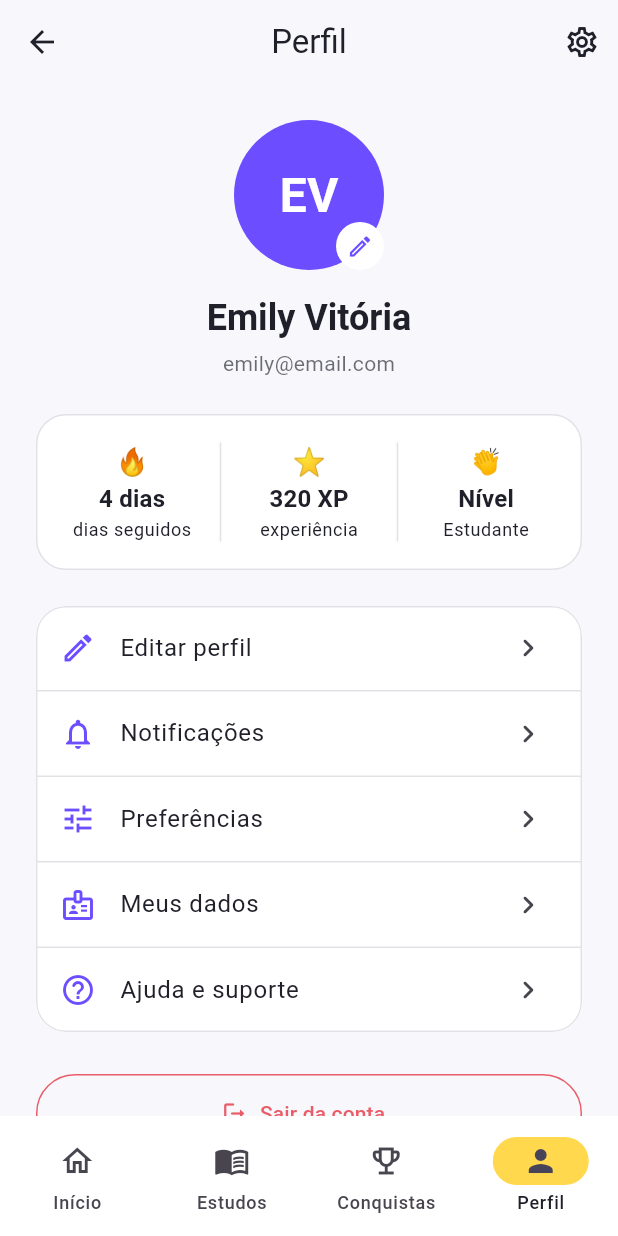
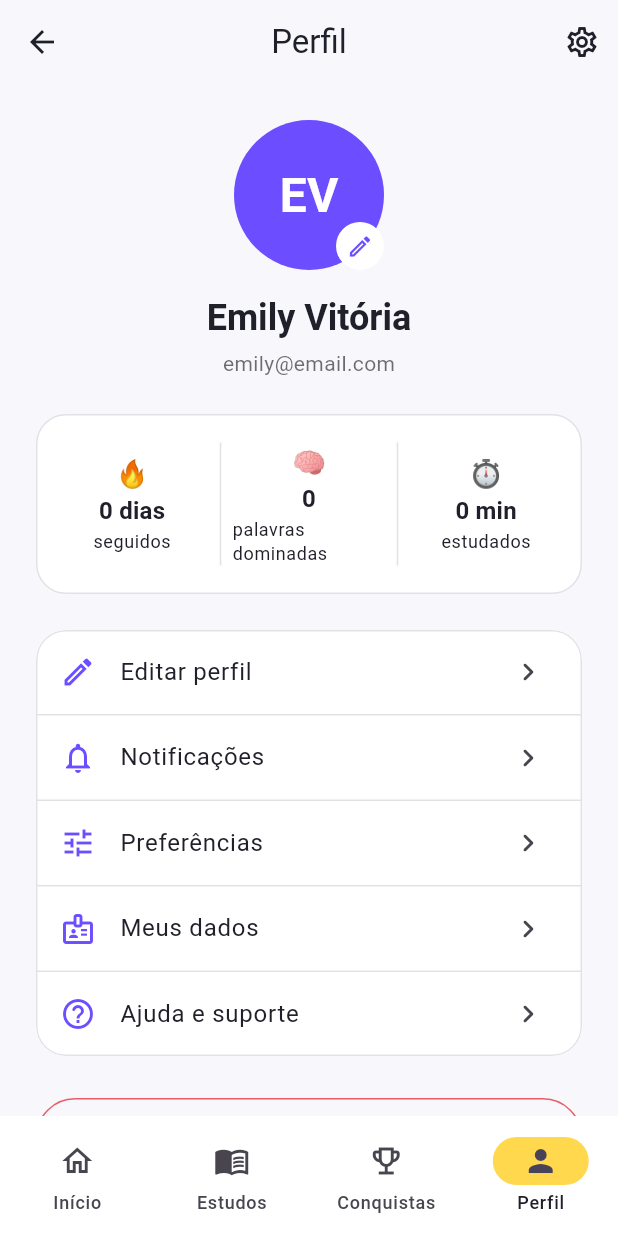
Before and after one commit to Projetos-Moveis-II-2026-2/grupo-03, a Flutter app: the HomeScreen screen opened directly, after a tap on the "person outline" icon, on a phone screen of 412 x 824 dp. Run offline on Flutter 3.47's test engine with Material 3 defaults, Android fonts, the phone set to English and light mode, and no system bars; our stand-ins replace shared_preferences; accounts and stored records are empty.

Commit message:
feat: conecta HomeScreen e Perfil as metricas reais de estudo

```diff
--- a/lib/controllers/progresso_controller.dart
+++ b/lib/controllers/progresso_controller.dart
@@ -1,4 +1,5 @@
-import 'package:flutter/foundation.dart';
+import 'package:flutter/widgets.dart';
+import 'package:provider/provider.dart';
 
 import '../models/progresso_estudo.dart';
 import '../repositories/progresso_repository.dart';
@@ -24,7 +25,22 @@ class ProgressoController extends ChangeNotifier {
   String? _usuarioId;
 
   ProgressoController(this._repository, {DateTime Function()? agora})
-      : _agora = agora ?? DateTime.now;
+    : _agora = agora ?? DateTime.now;
+
+  /// Instância vazia usada quando a tela é montada sem Provider (ex.: testes).
+  static final ProgressoController _semProvider = ProgressoController(
+    ProgressoRepositoryLocal(),
+  );
+
+  /// Obtém o controller do Provider, com fallback seguro (mesmo padrão
+  /// de `SessaoUsuario.of`).
+  static ProgressoController of(BuildContext context, {bool listen = false}) {
+    try {
+      return Provider.of<ProgressoController>(context, listen: listen);
+    } on ProviderNotFoundException {
+      return _semProvider;
+    }
+  }
 
   String? get usuarioId => _usuarioId;
 
@@ -97,14 +113,16 @@ class ProgressoController extends ChangeNotifier {
       ? 0
       : _progresso.acertosTotais / _progresso.respostasTotais * 100;
 
-  Map<String, int> get errosPorCard => Map.unmodifiable(_progresso.errosPorCard);
+  Map<String, int> get errosPorCard =>
+      Map.unmodifiable(_progresso.errosPorCard);
 
   int errosDoCard(String cardId) => _progresso.errosPorCard[cardId] ?? 0;
 
   List<String> get conquistas => List.unmodifiable(_progresso.conquistas);
 
   /// Cópia somente leitura do progresso (útil para serviços e testes).
-  ProgressoEstudo get progresso => ProgressoEstudo.fromJson(_progresso.toJson());
+  ProgressoEstudo get progresso =>
+      ProgressoEstudo.fromJson(_progresso.toJson());
 
   // ---------------------------------------------------------------------------
   // Registro de eventos
--- a/lib/repositories/flashcard_repository.dart
+++ b/lib/repositories/flashcard_repository.dart
@@ -7,6 +7,10 @@ import '../models/srs_interval.dart';
 /// estados de repetição espaçada. Na Etapa 3 será substituído por Supabase.
 class FlashcardRepository {
   static const String _prefsKey = 'srs_flashcards_intervals';
+
+  /// Acertos consecutivos no SRS para considerar uma palavra "dominada".
+  /// Após 3 acertos seguidos o intervalo já passa de 1 semana (SM-2).
+  static const int repeticoesParaDominar = 3;
 
   final SharedPreferences? _prefs;
 
@@ -58,6 +62,17 @@ class FlashcardRepository {
     _salvarNoPrefs();
   }
 
+  /// Quantidade de cartões com revisão vencida (disponíveis agora).
+  int contarPendentes() {
+    final now = DateTime.now();
+    return _intervals.values.where((i) => !i.nextReview.isAfter(now)).length;
+  }
+
+  /// Quantidade de palavras dominadas pelo estudante.
+  int contarDominados() => _intervals.values
+      .where((i) => i.repetition >= repeticoesParaDominar)
+      .length;
+
   /// Busca um bloco de flashcards para a próxima sessão de revisão.
   /// Prioriza cartões cujo próximo review já passou e limita ao tamanho do bloco.
   List<CardIngles> getDueCardsBlock(int limit, {List<CardIngles>? cardsFiltro}) {
--- a/lib/views/home_screen.dart
+++ b/lib/views/home_screen.dart
@@ -1,6 +1,9 @@
 import 'package:flutter/material.dart';
+import 'package:provider/provider.dart';
 
+import '../controllers/progresso_controller.dart';
 import '../models/sessao_usuario.dart';
+import '../repositories/flashcard_repository.dart';
 import '../theme/app_colors.dart';
 import '../widgets/app_button.dart';
 import 'tela_decks_ingles.dart';
@@ -14,6 +17,12 @@ class HomeScreen extends StatelessWidget {
   @override
   Widget build(BuildContext context) {
     final sessao = SessaoUsuario.of(context, listen: true);
+    // Métricas reais: a Home é reconstruída sempre que um bloco é concluído.
+    final progresso = ProgressoController.of(context, listen: true);
+    final flashcardRepo = _lerFlashcardRepository(context);
+    final pendentes = flashcardRepo.contarPendentes();
+    final dominadas = flashcardRepo.contarDominados();
+    final ofensiva = progresso.ofensiva;
     // A tipografia e o fundo são herdados do AppTheme do aplicativo.
     final textTheme = Theme.of(context).textTheme;
 
@@ -77,14 +86,16 @@ class HomeScreen extends StatelessWidget {
                         crossAxisAlignment: CrossAxisAlignment.start,
                         children: [
                           Text(
-                            '🔥 7 dias',
+                            '🔥 ${formatarDias(ofensiva)}',
                             style: textTheme.headlineSmall?.copyWith(
                               fontWeight: FontWeight.bold,
                             ),
                           ),
                           const SizedBox(height: 8),
                           Text(
-                            'Sequência de estudos',
+                            ofensiva == 0
+                                ? 'Comece sua sequência hoje'
+                                : 'Sequência de estudos',
                             style: textTheme.titleMedium,
                           ),
                         ],
@@ -96,19 +107,23 @@ class HomeScreen extends StatelessWidget {
                         children: [
                           Text('Meta diária', style: textTheme.titleLarge),
                           const SizedBox(height: 12),
-                          const Text('3 de 5 revisões concluídas'),
+                          Text(
+                            '${progresso.revisoesHoje.clamp(0, ProgressoController.metaDiaria)} '
+                            'de ${ProgressoController.metaDiaria} revisões concluídas',
+                          ),
                           const SizedBox(height: 12),
                           LinearProgressIndicator(
-                            value: 0.6,
+                            value: progresso.progressoMetaDiaria,
                             minHeight: 8,
                             borderRadius: BorderRadius.circular(8),
                             color: AppColors.success,
                             backgroundColor: AppColors.border,
                             semanticsLabel: 'Meta diária',
-                            semanticsValue: '60%',
+                            semanticsValue:
+                                '${(progresso.progressoMetaDiaria * 100).round()}%',
                           ),
                           const SizedBox(height: 12),
-                          const Text('Você está quase lá!'),
+                          Text(_mensagemMeta(progresso)),
                         ],
                       ),
                     ),
@@ -142,7 +157,7 @@ class HomeScreen extends StatelessWidget {
                               ),
                               const SizedBox(height: 8),
                               Text(
-                                '12 flashcards esperando por você',
+                                _mensagemPendentes(pendentes),
                                 style: textTheme.bodyLarge?.copyWith(
                                   color: AppColors.card,
                                 ),
@@ -164,7 +179,8 @@ class HomeScreen extends StatelessWidget {
                               Navigator.push(
                                 context,
                                 MaterialPageRoute<void>(
-                                  builder: (context) => const TelaEstudoFlashcards(),
+                                  builder: (context) =>
+                                      const TelaEstudoFlashcards(),
                                 ),
                               );
                             },
@@ -219,13 +235,27 @@ class HomeScreen extends StatelessWidget {
                     ),
                   ),
                   const SizedBox(height: 16),
-                  const _HomeCard(
+                  _HomeCard(
                     child: Wrap(
                       spacing: 48,
                       runSpacing: 24,
                       children: [
-                        _ProgressItem(value: '24', label: 'revisões'),
-                        _ProgressItem(value: '85%', label: 'de acertos'),
+                        _ProgressItem(
+                          value: '${progresso.minutosEstudados} min',
+                          label: 'estudados',
+                        ),
+                        _ProgressItem(
+                          value: '$dominadas',
+                          label: dominadas == 1
+                              ? 'palavra dominada'
+                              : 'palavras dominadas',
+                        ),
+                        _ProgressItem(
+                          value: progresso.blocosConcluidos == 0
+                              ? '—'
+                              : '${progresso.taxaAcerto.round()}%',
+                          label: 'de acertos',
+                        ),
                       ],
                     ),
                   ),
@@ -244,9 +274,7 @@ class HomeScreen extends StatelessWidget {
           if (index == 3) {
             Navigator.push(
               context,
-              MaterialPageRoute<void>(
-                builder: (context) => const TelaPerfil(),
-              ),
+              MaterialPageRoute<void>(builder: (context) => const TelaPerfil()),
             );
           }
         },
@@ -275,6 +303,30 @@ class HomeScreen extends StatelessWidget {
       ),
     );
   }
+}
+
+/// Formata a ofensiva no singular/plural (ex.: "1 dia", "3 dias").
+String formatarDias(int dias) => dias == 1 ? '1 dia' : '$dias dias';
+
+FlashcardRepository _lerFlashcardRepository(BuildContext context) {
+  try {
+    return context.read<FlashcardRepository>();
+  } on ProviderNotFoundException {
+    return FlashcardRepository();
+  }
+}
+
+String _mensagemPendentes(int pendentes) {
+  if (pendentes == 0) return 'Tudo revisado por agora! Que tal reforçar?';
+  if (pendentes == 1) return '1 flashcard esperando por você';
+  return '$pendentes flashcards esperando por você';
+}
+
+/// Mensagem acolhedora da meta diária (sem cobrança nem culpa).
+String _mensagemMeta(ProgressoController progresso) {
+  if (progresso.metaDiariaBatida) return 'Meta cumprida! Mandou bem 🎉';
+  if (progresso.revisoesHoje == 0) return 'Um bloco curto já vale o dia 💜';
+  return 'Você está quase lá!';
 }
 
 class _HomeCard extends StatelessWidget {
--- a/lib/views/tela_perfil.dart
+++ b/lib/views/tela_perfil.dart
@@ -1,6 +1,9 @@
 import 'package:flutter/material.dart';
+import 'package:provider/provider.dart';
 
+import '../controllers/progresso_controller.dart';
 import '../models/sessao_usuario.dart';
+import '../repositories/flashcard_repository.dart';
 import '../theme/app_colors.dart';
 import '../widgets/app_button.dart';
 import '../widgets/app_text_field.dart';
@@ -216,7 +219,7 @@ class TelaPerfil extends StatelessWidget {
                         ),
                       ),
                       const SizedBox(height: 24),
-                      _estatisticas(textTheme),
+                      _estatisticas(context, textTheme),
                       const SizedBox(height: 24),
                       _menu(context),
                       const SizedBox(height: 28),
@@ -274,7 +277,16 @@ class TelaPerfil extends StatelessWidget {
     );
   }
 
-  Widget _estatisticas(TextTheme textTheme) => Container(
+  Widget _estatisticas(BuildContext context, TextTheme textTheme) {
+    final progresso = ProgressoController.of(context, listen: true);
+    FlashcardRepository repo;
+    try {
+      repo = context.read<FlashcardRepository>();
+    } on ProviderNotFoundException {
+      repo = FlashcardRepository();
+    }
+    final dominadas = repo.contarDominados();
+    return Container(
       padding: const EdgeInsets.symmetric(vertical: 18, horizontal: 12),
       decoration: BoxDecoration(
         color: AppColors.card,
@@ -284,15 +296,31 @@ class TelaPerfil extends StatelessWidget {
       child: IntrinsicHeight(
         child: Row(
           children: [
-          _stat('🔥', '4 dias', 'dias seguidos', textTheme),
+            _stat(
+              '🔥',
+              formatarDias(progresso.ofensiva),
+              'seguidos',
+              textTheme,
+            ),
             const VerticalDivider(color: AppColors.border),
-          _stat('⭐', '320 XP', 'experiência', textTheme),
+            _stat(
+              '🧠',
+              '$dominadas',
+              dominadas == 1 ? 'palavra dominada' : 'palavras dominadas',
+              textTheme,
+            ),
             const VerticalDivider(color: AppColors.border),
-          _stat('👏', 'Nível', 'Estudante', textTheme),
+            _stat(
+              '⏱️',
+              '${progresso.minutosEstudados} min',
+              'estudados',
+              textTheme,
+            ),
           ],
         ),
       ),
     );
+  }
 
   Widget _stat(
     String emoji,
```
Also changed, not shown: 2 other files. Lines whose indentation alone changed are shown as unchanged.
